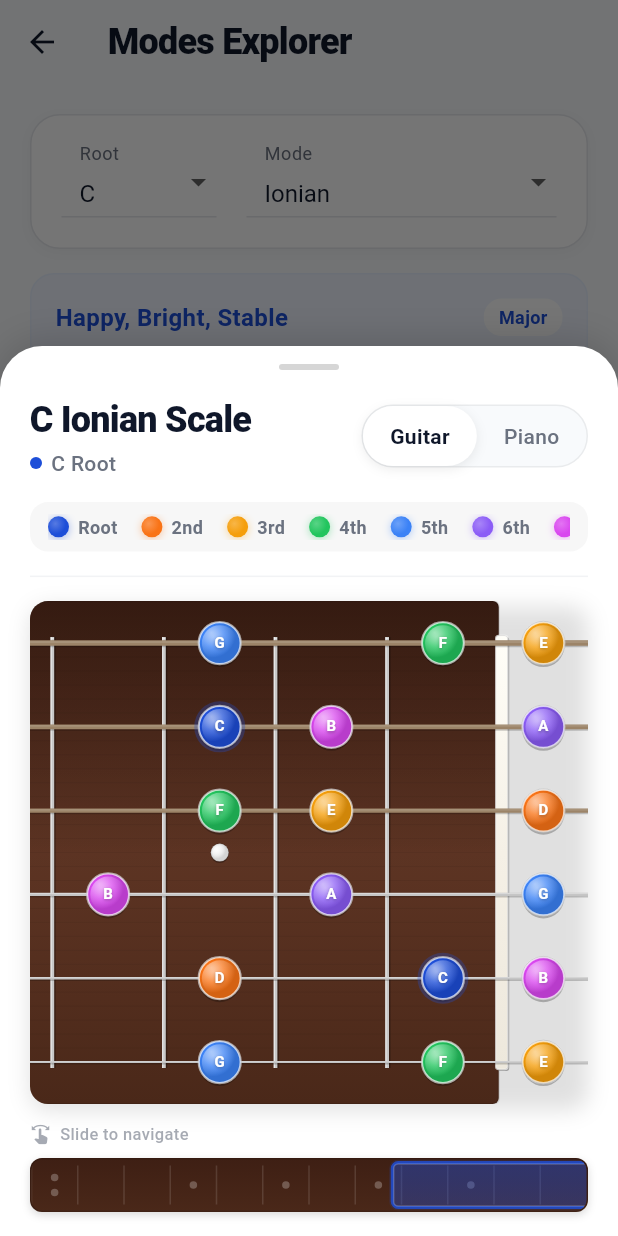
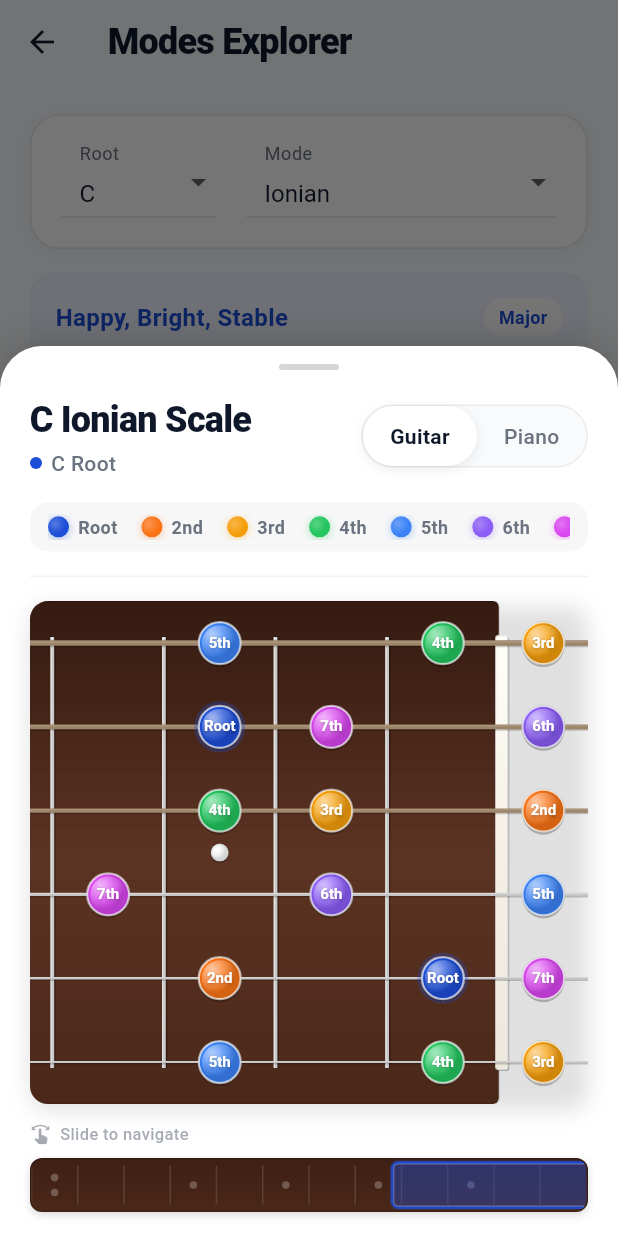
Before and after one commit to nunpdsantos/music_atlas, a Flutter app: the ModesScreen screen opened directly, after a tap on an icon or button, on a phone screen of 412 x 824 dp. Run offline on Flutter 3.47's test engine with Material 3 defaults, Android fonts, the phone set to English and light mode, and no system bars; our stand-ins replace flutter_riverpod, google_fonts.

Commit message:
Fix settings, dark mode colors, and piano keyboard issues
- Convert InteractiveFretboardSheet to ConsumerStatefulWidget to read
  settings from appSettingsProvider
- Settings now properly control: left-handed view, piano octaves, and
  interval labels display
- Add theme-aware accent colors (brighter blue/amber/red) for dark mode
  readability in chord cards and circle of fifths
- Fix piano keyboard by always starting from C (startPc=0) to ensure
  correct physical key layout for sharps/flats
- Update GuitarFretboard and PianoKeyboard to support showIntervalLabels
  setting for toggling between note names and interval labels

```diff
--- a/lib/core/theme.dart
+++ b/lib/core/theme.dart
@@ -79,6 +79,11 @@ class AppTheme {
   // Tints for dark mode
   static const Color darkMajorLight = Color(0xFF1E3A5F);
   static const Color darkMinorLight = Color(0xFF422006);
+
+  // Brighter accent colors for dark mode (better readability on dark backgrounds)
+  static const Color darkTonicBlue = Color(0xFF60A5FA);      // Brighter blue for dark mode
+  static const Color darkMinorAmber = Color(0xFFFBBF24);     // Brighter amber for dark mode
+  static const Color darkAccentRed = Color(0xFFFB7185);      // Brighter red for dark mode
 
   // ============================================
   // LIGHT THEME
@@ -196,6 +201,27 @@ class AppTheme {
     return Theme.of(context).brightness == Brightness.dark;
   }
 
+  /// Get tonic blue color based on current theme (for badge text)
+  static Color getTonicBlue(BuildContext context) {
+    return Theme.of(context).brightness == Brightness.dark
+        ? darkTonicBlue
+        : tonicBlue;
+  }
+
+  /// Get minor amber color based on current theme (for badge text)
+  static Color getMinorAmber(BuildContext context) {
+    return Theme.of(context).brightness == Brightness.dark
+        ? darkMinorAmber
+        : minorAmber;
+  }
+
+  /// Get accent red color based on current theme (for diminished chords)
+  static Color getAccentRed(BuildContext context) {
+    return Theme.of(context).brightness == Brightness.dark
+        ? darkAccentRed
+        : accentRed;
+  }
+
   /// Get input fill color based on current theme
   static Color getInputFillColor(BuildContext context) {
     return Theme.of(context).brightness == Brightness.dark
--- a/lib/ui/components/chord_card.dart
+++ b/lib/ui/components/chord_card.dart
@@ -49,22 +49,26 @@ class ChordCard extends StatelessWidget {
     );
     final bool isMajor = !isDim && !isMinor && !isAug;
 
+    // Theme-aware accent colors for badge text
+    final tonicBlue = AppTheme.getTonicBlue(context);
+    final minorAmber = AppTheme.getMinorAmber(context);
+
     // Color scheme based on chord quality
     Color badgeBg;
     Color badgeText;
 
     if (isDim) {
       badgeBg = isDark ? const Color(0xFF4A1515) : const Color(0xFFFFEBEE);
-      badgeText = const Color(0xFFD32F2F);
+      badgeText = isDark ? const Color(0xFFFB7185) : const Color(0xFFD32F2F);
     } else if (isAug) {
       badgeBg = isDark ? const Color(0xFF2D1B4E) : const Color(0xFFF3E8FF);
-      badgeText = const Color(0xFF7C3AED);
+      badgeText = isDark ? const Color(0xFFA78BFA) : const Color(0xFF7C3AED);
     } else if (isMajor) {
       badgeBg = majorLight;
-      badgeText = AppTheme.tonicBlue;
+      badgeText = tonicBlue;
     } else {
       badgeBg = minorLight;
-      badgeText = AppTheme.minorAmber;
+      badgeText = minorAmber;
     }
 
     // Override colors for badge (transposer index)
@@ -191,6 +195,10 @@ class ChordCardGrid extends StatelessWidget {
     final minorLight = AppTheme.getMinorLight(context);
     final isDark = AppTheme.isDark(context);
 
+    // Theme-aware accent colors for badge text
+    final tonicBlue = AppTheme.getTonicBlue(context);
+    final minorAmber = AppTheme.getMinorAmber(context);
+
     final safeRoman = roman ?? '';
     final bool isDim = safeRoman.contains('°');
     final bool isAug = safeRoman.contains('+');
@@ -202,16 +210,16 @@ class ChordCardGrid extends StatelessWidget {
 
     if (isDim) {
       badgeBg = isDark ? const Color(0xFF4A1515) : const Color(0xFFFFEBEE);
-      badgeText = const Color(0xFFD32F2F);
+      badgeText = isDark ? const Color(0xFFFB7185) : const Color(0xFFD32F2F);
     } else if (isAug) {
       badgeBg = isDark ? const Color(0xFF2D1B4E) : const Color(0xFFF3E8FF);
-      badgeText = const Color(0xFF7C3AED);
+      badgeText = isDark ? const Color(0xFFA78BFA) : const Color(0xFF7C3AED);
     } else if (isMajor) {
       badgeBg = majorLight;
-      badgeText = AppTheme.tonicBlue;
+      badgeText = tonicBlue;
     } else {
       badgeBg = minorLight;
-      badgeText = AppTheme.minorAmber;
+      badgeText = minorAmber;
     }
 
     String root = name.isNotEmpty ? name[0] : 'C';
--- a/lib/ui/components/guitar_fretboard.dart
+++ b/lib/ui/components/guitar_fretboard.dart
@@ -10,6 +10,7 @@ class GuitarFretboard extends StatefulWidget {
   final bool leftHanded; // Headstock Right
   final double height;
   final ScrollController? scrollController;
+  final bool showIntervalLabels;
 
   // Layout constraints passed from parent
   final double fretWidth;
@@ -25,6 +26,7 @@ class GuitarFretboard extends StatefulWidget {
     this.scrollController,
     required this.fretWidth,
     this.totalFrets = 12,
+    this.showIntervalLabels = true,
   });
 
   @override
@@ -62,6 +64,7 @@ class _GuitarFretboardState extends State<GuitarFretboard> {
             totalFrets: widget.totalFrets,
             nutPadding: nutPadding,
             isDark: isDark,
+            showIntervalLabels: widget.showIntervalLabels,
           ),
         ),
       ),
@@ -77,6 +80,7 @@ class GuitarFretboardPainter extends CustomPainter {
   final int totalFrets;
   final double nutPadding;
   final bool isDark;
+  final bool showIntervalLabels;
 
   GuitarFretboardPainter({
     required this.tones,
@@ -86,6 +90,7 @@ class GuitarFretboardPainter extends CustomPainter {
     required this.totalFrets,
     required this.nutPadding,
     required this.isDark,
+    this.showIntervalLabels = true,
   });
 
   static const List<int> _openStringMidi = [40, 45, 50, 55, 59, 64]; // E A D G B E
@@ -539,7 +544,11 @@ class GuitarFretboardPainter extends CustomPainter {
         ..color = Colors.black.withOpacity(0.2),
     );
 
-    // Note label with shadow
+    // Note label or interval label
+    final String displayLabel = showIntervalLabels
+        ? AppTheme.getIntervalLabel(interval)
+        : label;
+
     final textStyle = TextStyle(
       color: Colors.white,
       fontWeight: FontWeight.w700,
@@ -554,7 +563,7 @@ class GuitarFretboardPainter extends CustomPainter {
     );
 
     final tp = TextPainter(
-      text: TextSpan(text: label, style: textStyle),
+      text: TextSpan(text: displayLabel, style: textStyle),
       textDirection: TextDirection.ltr,
     )..layout();
 
@@ -568,6 +577,7 @@ class GuitarFretboardPainter extends CustomPainter {
     if (oldDelegate.totalFrets != totalFrets) return true;
     if (oldDelegate.fretWidth != fretWidth) return true;
     if (oldDelegate.isDark != isDark) return true;
+    if (oldDelegate.showIntervalLabels != showIntervalLabels) return true;
     if (oldDelegate.tones.length != tones.length) return true;
 
     for (int i = 0; i < tones.length; i++) {
--- a/lib/ui/components/interactive_fretboard_sheet.dart
+++ b/lib/ui/components/interactive_fretboard_sheet.dart
@@ -1,6 +1,8 @@
 import 'package:flutter/material.dart';
+import 'package:flutter_riverpod/flutter_riverpod.dart';
 import '../../core/theme.dart';
 import '../../core/note_utils.dart';
+import '../../logic/providers.dart';
 import 'guitar_fretboard.dart';
 import 'piano_keyboard.dart';
 import 'fretboard_overview.dart';
@@ -8,7 +10,7 @@ import 'fretboard_overview.dart';
 /// Premium interactive instrument sheet with elegant design.
 /// Provides a polished interface for visualizing chords and scales
 /// on guitar fretboard and piano keyboard.
-class InteractiveFretboardSheet extends StatefulWidget {
+class InteractiveFretboardSheet extends ConsumerStatefulWidget {
   final String? chordName;
   final String? title;
   final List<String>? tones;
@@ -29,15 +31,12 @@ class InteractiveFretboardSheet extends StatefulWidget {
   });
 
   @override
-  State<InteractiveFretboardSheet> createState() => _InteractiveFretboardSheetState();
+  ConsumerState<InteractiveFretboardSheet> createState() => _InteractiveFretboardSheetState();
 }
 
-class _InteractiveFretboardSheetState extends State<InteractiveFretboardSheet> {
+class _InteractiveFretboardSheetState extends ConsumerState<InteractiveFretboardSheet> {
   int _selectedInstrument = 0; // 0 = Guitar, 1 = Piano
   late ScrollController _scrollController;
-
-  // Player's View: Headstock on Right
-  final bool _leftHanded = true;
 
   @override
   void initState() {
@@ -45,10 +44,14 @@ class _InteractiveFretboardSheetState extends State<InteractiveFretboardSheet> {
     _selectedInstrument = widget.defaultToPiano ? 1 : 0;
     _scrollController = ScrollController();
 
-    // Default scroll to the far right (Open Position) since headstock is on right
+    // Default scroll position based on left-handed setting
     WidgetsBinding.instance.addPostFrameCallback((_) {
       if (_scrollController.hasClients && _selectedInstrument == 0) {
-        _scrollController.jumpTo(_scrollController.position.maxScrollExtent);
+        final settings = ref.read(appSettingsProvider);
+        // If left-handed (headstock on right), scroll to far right (open position)
+        if (settings.isLeftHanded) {
+          _scrollController.jumpTo(_scrollController.position.maxScrollExtent);
+        }
       }
     });
   }
@@ -63,6 +66,12 @@ class _InteractiveFretboardSheetState extends State<InteractiveFretboardSheet> {
 
   @override
   Widget build(BuildContext context) {
+    // Read settings from provider
+    final settings = ref.watch(appSettingsProvider);
+    final isLeftHanded = settings.isLeftHanded;
+    final octaves = settings.defaultOctaves;
+    final showIntervalLabels = settings.showIntervalLabels;
+
     final cardBg = AppTheme.getCardBg(context);
     final borderColor = AppTheme.getBorderColor(context);
     final textPrimary = AppTheme.getTextPrimary(context);
@@ -124,8 +133,8 @@ class _InteractiveFretboardSheetState extends State<InteractiveFretboardSheet> {
             child: Padding(
               padding: const EdgeInsets.fromLTRB(20, 16, 20, 0),
               child: _selectedInstrument == 0
-                  ? _buildGuitarLayout(textSecondary, isDark)
-                  : _buildPianoLayout(context, isDark),
+                  ? _buildGuitarLayout(textSecondary, isDark, isLeftHanded, showIntervalLabels)
+                  : _buildPianoLayout(context, isDark, octaves, showIntervalLabels),
             ),
           ),
         ],
@@ -285,7 +294,7 @@ class _InteractiveFretboardSheetState extends State<InteractiveFretboardSheet> {
     );
   }
 
-  Widget _buildGuitarLayout(Color textSecondary, bool isDark) {
+  Widget _buildGuitarLayout(Color textSecondary, bool isDark, bool isLeftHanded, bool showIntervalLabels) {
     final double screenWidth = MediaQuery.of(context).size.width - 40;
     final double fretWidth = screenWidth / 5.0;
     final double contentWidth = fretWidth * 12;
@@ -310,10 +319,11 @@ class _InteractiveFretboardSheetState extends State<InteractiveFretboardSheet> {
                 tones: _safeTones,
                 root: widget.root,
                 octaves: 2,
-                leftHanded: _leftHanded,
+                leftHanded: isLeftHanded,
                 scrollController: _scrollController,
                 fretWidth: fretWidth,
                 totalFrets: 12,
+                showIntervalLabels: showIntervalLabels,
               ),
             ),
           ),
@@ -344,7 +354,7 @@ class _InteractiveFretboardSheetState extends State<InteractiveFretboardSheet> {
           tones: _safeTones,
           root: widget.root,
           octaves: 2,
-          leftHanded: _leftHanded,
+          leftHanded: isLeftHanded,
           viewportWidth: screenWidth,
           contentWidth: contentWidth,
           scrollController: _scrollController,
@@ -355,17 +365,15 @@ class _InteractiveFretboardSheetState extends State<InteractiveFretboardSheet> {
     );
   }
 
-  Widget _buildPianoLayout(BuildContext context, bool isDark) {
-    final rootPc = NoteUtils.pitchClass(widget.root);
-    final startPc = rootPc >= 0 ? rootPc : 0;
-
+  Widget _buildPianoLayout(BuildContext context, bool isDark, int octaves, bool showIntervalLabels) {
     return Center(
       child: PianoKeyboard(
         tones: _safeTones,
         root: widget.root,
-        octaves: 2,
-        startPc: startPc,
+        octaves: octaves,
+        startPc: 0, // Always start from C for correct piano layout
         isDark: isDark,
+        showIntervalLabels: showIntervalLabels,
       ),
     );
   }
```
Also changed, not shown: lib/ui/components/circle_of_fifths.dart (+6 -2 lines), lib/ui/components/piano_keyboard.dart (+13 -2 lines), lib/ui/screens/circle_screen.dart (+14 -6 lines).
